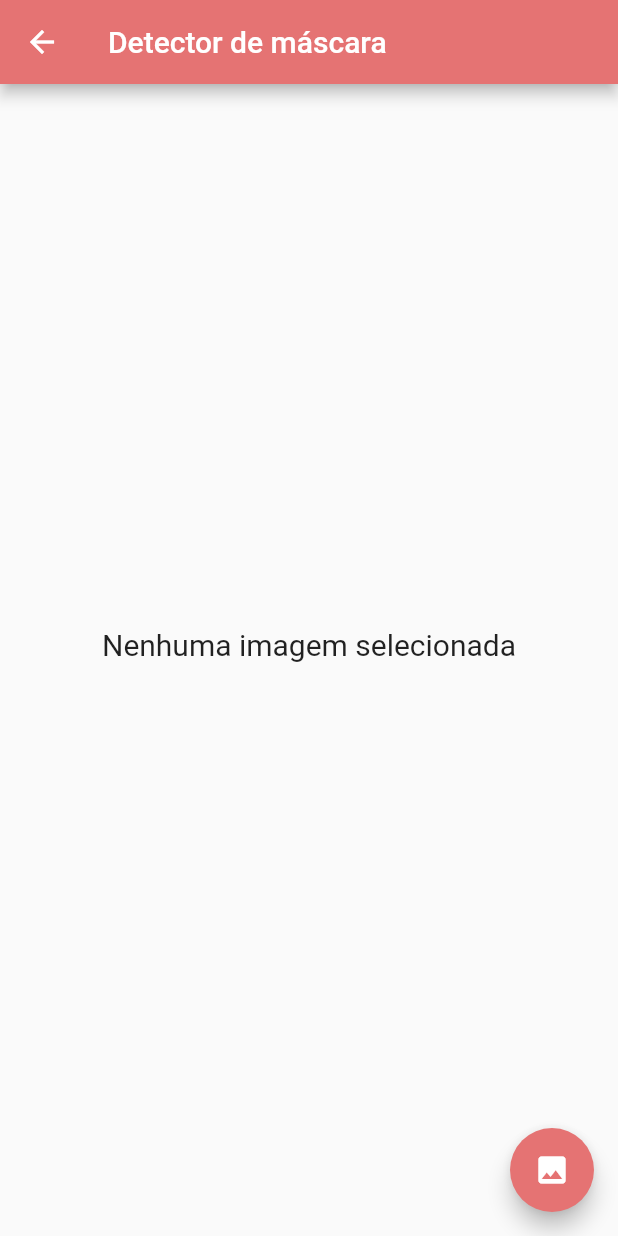
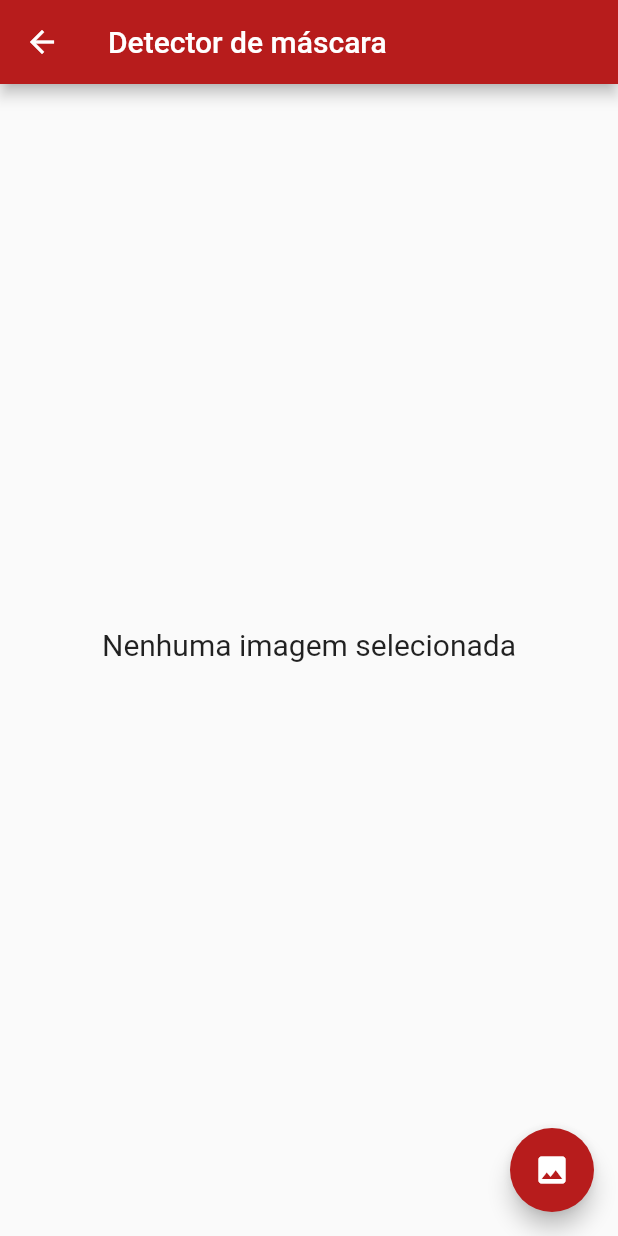
Before and after one commit to GHAlmeidaDev/Detector-de-m-scara, a Flutter app: the screen it shows after launch, after a tap on "Detectar máscara por imagem", on a phone screen of 412 x 824 dp. Run offline on Flutter 3.47's test engine with Material 2 defaults, Android fonts, the phone set to English and light mode, and no system bars; our stand-ins replace camera, image_picker; missing offline and left inert: tflite.

```diff
--- a/lib/face_detection_image.dart
+++ b/lib/face_detection_image.dart
@@ -34,7 +34,7 @@ class _FaceDetectionFromImageState extends State<FaceDetectionFromImage> {
   }
 
   selectFromImagePicker() async {
-    var image = await ImagePicker.pickImage(source: ImageSource.gallery);
+    var image = await ImagePicker.pickImage(source: ImageSource.camera);
     if (image == null) return;
     setState(() {
       _loading = true;
@@ -76,13 +76,15 @@ class _FaceDetectionFromImageState extends State<FaceDetectionFromImage> {
     return Scaffold(
       appBar: AppBar(
         title: const Text('Detector de máscara'),
-        backgroundColor: Colors.red.shade300,
+        backgroundColor: Colors.red.shade900,
+        foregroundColor: Colors.black,
       ),
       floatingActionButton: FloatingActionButton(
         child: Icon(Icons.image),
         tooltip: "Pick Image from gallery",
         onPressed: selectFromImagePicker,
-        backgroundColor: Colors.red.shade300,
+        splashColor: Colors.black,
+        backgroundColor: Colors.red.shade900,
       ),
       body: _loading
           ? Container(
@@ -116,8 +118,8 @@ class _FaceDetectionFromImageState extends State<FaceDetectionFromImage> {
                       ? Text(
                           "${_recognitions[0]["label"]}",
                           style: TextStyle(
-                            color: Colors.red.shade300,
-                            fontSize: 20.0,
+                            color: Colors.red.shade900,
+                            fontSize: 24.0,
                           ),
                         )
                       : Container()
--- a/lib/home_screen.dart
+++ b/lib/home_screen.dart
@@ -11,18 +11,14 @@ class HomeScreen extends StatelessWidget {
           child: Column(
         mainAxisAlignment: MainAxisAlignment.center,
         children: <Widget>[
-          Icon(
-            Icons.search,
-            size: 120.0,
-            color: Colors.red.shade300,
-          ),
+          Image.asset('assets/images/mask.png', color: Colors.red.shade900),
           RaisedButton(
             child: Text('Detectar máscara por imagem',
                 style: new TextStyle(
-                    fontSize: 15, fontFamily: 'Roboto', color: Colors.black)),
+                    fontSize: 20, fontFamily: 'Roboto', color: Colors.white)),
             shape: RoundedRectangleBorder(
-                borderRadius: new BorderRadius.circular(5.0)),
-            color: Colors.red.shade300,
+                borderRadius: new BorderRadius.circular(10.0)),
+            color: Colors.red.shade900,
             onPressed: () {
               Navigator.of(context).push(
                 MaterialPageRoute(
@@ -34,10 +30,13 @@ class HomeScreen extends StatelessWidget {
           RaisedButton(
             child: Text('Detectar máscara em tempo real',
                 style: new TextStyle(
-                    fontSize: 15, fontFamily: 'Roboto', color: Colors.black)),
+                  fontSize: 20,
+                  fontFamily: 'Roboto',
+                  color: Colors.white,
+                )),
             shape: RoundedRectangleBorder(
-                borderRadius: new BorderRadius.circular(5.0)),
-            color: Colors.red.shade300,
+                borderRadius: new BorderRadius.circular(10.0)),
+            color: Colors.red.shade900,
             onPressed: () {
               Navigator.of(context).push(
                 MaterialPageRoute(
```
Also changed, not shown: lib/face_detection_camera.dart (+25 -0 lines), assets/images/mask.png (added), pubspec.lock.
